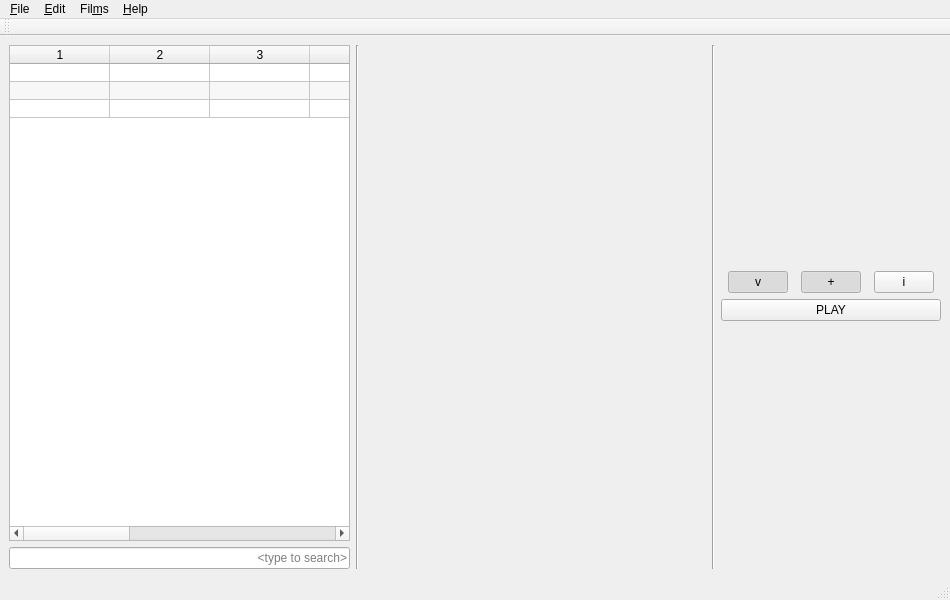
eugene-melnik/alexandra, file src/mainwindow.ui: the form before one commit.
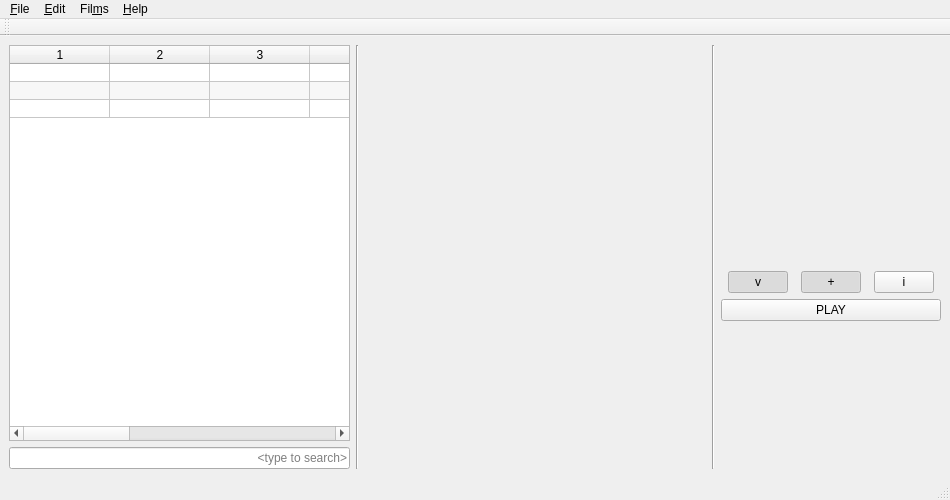
The form after the commit. Icons and pictures are not drawn. Custom widgets are drawn as their Qt base class.

The edit to the form file:
```diff
--- a/src/mainwindow.ui
+++ b/src/mainwindow.ui
@@ -7,13 +7,13 @@
     <x>0</x>
     <y>0</y>
     <width>950</width>
-    <height>600</height>
+    <height>500</height>
    </rect>
   </property>
   <property name="minimumSize">
    <size>
     <width>950</width>
-    <height>600</height>
+    <height>500</height>
    </size>
   </property>
   <property name="windowTitle">
@@ -191,7 +191,7 @@
               <x>0</x>
               <y>0</y>
               <width>340</width>
-              <height>491</height>
+              <height>391</height>
              </rect>
             </property>
             <layout class="QVBoxLayout" name="verticalLayout">
```
Left out of the diff: 2 changed lines with no effect on the pictures.
